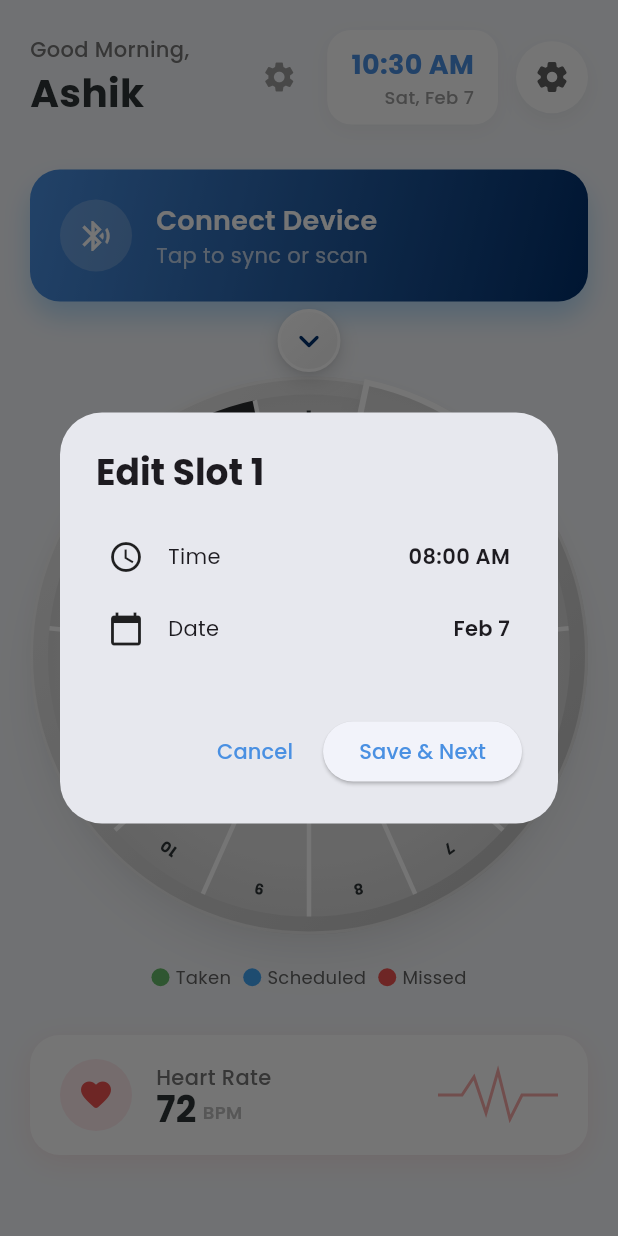
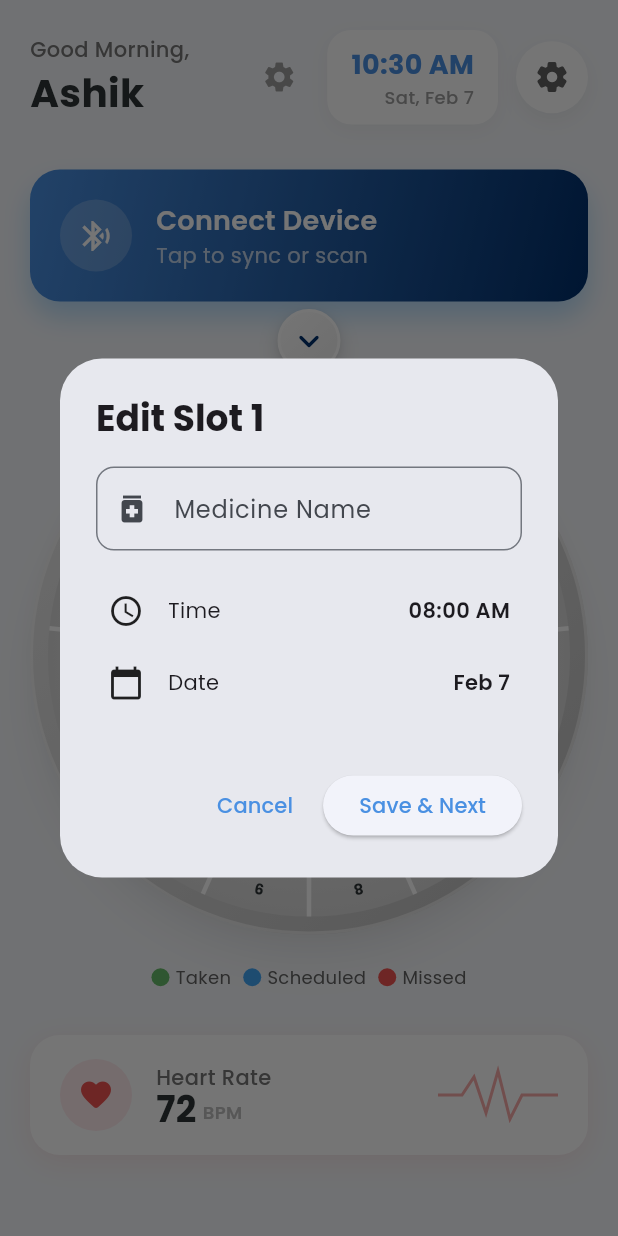
Before and after one commit to ashikm7034/Smart-Pill-Box, a Flutter app: the DashboardScreen screen opened directly, after a tap on "SLOT 1", on a phone screen of 412 x 824 dp. Run offline on Flutter 3.47's test engine with Material 3 defaults, Android fonts, the phone set to English and light mode, and no system bars; our stand-ins replace firebase_core, firebase_database, firebase_messaging, flutter_blue_plus, flutter_local_notifications, google_fonts and 3 more; accounts and stored records are empty.

Commit message:
App & Firmware: Medicine Name Sync + Alert Blink Sequence

```diff
--- a/lib/screens/dashboard_screen.dart
+++ b/lib/screens/dashboard_screen.dart
@@ -34,6 +34,7 @@ class _DashboardScreenState extends State<DashboardScreen> {
       "time": "", // Empty on start
       "date": "", // Empty on start
       "status": "empty",
+      "medicine": "",
     };
   });
 
@@ -54,6 +55,7 @@ class _DashboardScreenState extends State<DashboardScreen> {
           "time": "",
           "date": "",
           "status": "empty",
+          "medicine": "",
         },
       );
     }
@@ -177,6 +179,7 @@ class _DashboardScreenState extends State<DashboardScreen> {
               "time": item['time']?.toString() ?? "",
               "date": item['date']?.toString() ?? "",
               "status": item['status']?.toString() ?? "empty",
+              "medicine": item['medicine']?.toString() ?? "",
             };
           }
         } else {
@@ -190,6 +193,7 @@ class _DashboardScreenState extends State<DashboardScreen> {
                 "time": item['time']?.toString() ?? "",
                 "date": item['date']?.toString() ?? "",
                 "status": item['status']?.toString() ?? "empty",
+                "medicine": item['medicine']?.toString() ?? "",
               };
             }
           }
@@ -323,6 +327,8 @@ class _DashboardScreenState extends State<DashboardScreen> {
             "time": time,
             "date": date,
             "status": status,
+            "medicine": _slotData[id - 1]['medicine'] ??
+                "", // Preserve medicine if BLE doesn't send it
           };
         }
       });
@@ -427,7 +433,8 @@ class _DashboardScreenState extends State<DashboardScreen> {
         "slot": slotIndex.toString(),
         "time": "",
         "date": "",
-        "status": "empty"
+        "status": "empty",
+        "medicine": ""
       };
     }
 
@@ -459,6 +466,7 @@ class _DashboardScreenState extends State<DashboardScreen> {
   Future<void> _showEditSlotDialog(
       Map<String, String> data, int currentSlotIndex) async {
     String time = data['time']!;
+    String medicine = data['medicine'] ?? "";
 
     // Default to 'scheduled' since we removed the dropdown
     String status = "scheduled";
@@ -496,7 +504,23 @@ class _DashboardScreenState extends State<DashboardScreen> {
                 child: Column(
                   mainAxisSize: MainAxisSize.min,
                   children: [
-                    // Time Picker
+                    // Medicine Name Input
+                    TextFormField(
+                      initialValue: medicine,
+                      decoration: InputDecoration(
+                        labelText: "Medicine Name",
+                        labelStyle: GoogleFonts.poppins(),
+                        prefixIcon: const Icon(Icons.medication),
+                        border: OutlineInputBorder(
+                          borderRadius: BorderRadius.circular(12),
+                        ),
+                      ),
+                      onChanged: (val) {
+                        medicine = val;
+                      },
+                    ),
+                    const SizedBox(height: 16),
+
                     // Time Picker
                     Material(
                       color: Colors.transparent,
@@ -600,7 +624,7 @@ class _DashboardScreenState extends State<DashboardScreen> {
                       "time": time,
                       "date": dateStr,
                       "status": "scheduled",
-                      "medicine": "Medicine Name",
+                      "medicine": medicine,
                     };
                     FirebaseService().updateSlot(
                       int.parse(data['slot']!),
```
Also changed, not shown: 1 other file.
